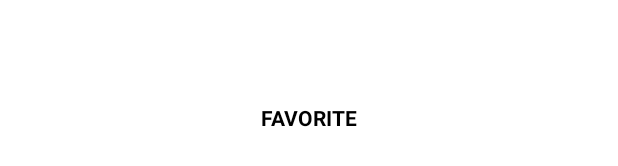
After one commit to azharsh/kotlin-simple-movie, an Android app: the layout notification_badge.xml on its own in the app's theme, with its tools: preview values and no code run, on a phone screen of 412 x 824 dp. The commit adds this screen. Shown: the part 500-666 px from the top of the screen. Run offline under Robolectric (Android 15) with nearby library versions, the phone set to English and light mode, and no system bars; network calls fail.

Commit message:
add badges function

```diff
--- a/app/src/main/java/com/example/simplemovie/ui/fragment/PopularFragment.kt
+++ b/app/src/main/java/com/example/simplemovie/ui/fragment/PopularFragment.kt
@@ -66,6 +66,11 @@ class PopularFragment(private val mainActivity: MainActivity) : BaseFragment(R.l
         }
     }
 
+    override fun onResume() {
+        getLocalData()
+        super.onResume()
+    }
+
 
     override fun onDestroyView() {
         fragmentListBinding = null
--- a/app/src/main/java/com/example/simplemovie/ui/fragment/TopRatedFragment.kt
+++ b/app/src/main/java/com/example/simplemovie/ui/fragment/TopRatedFragment.kt
@@ -64,6 +64,11 @@ class TopRatedFragment(val mainActivity: MainActivity) : BaseFragment(R.layout.f
         }
     }
 
+    override fun onResume() {
+        getLocalData()
+        super.onResume()
+    }
+
     override fun onDestroyView() {
         fragmentListBinding = null
         super.onDestroyView()
--- /dev/null
+++ b/app/src/main/res/drawable/round_shape.xml
@@ -0,0 +1,7 @@
+<?xml version="1.0" encoding="utf-8"?>
+<shape
+    xmlns:android="http://schemas.android.com/apk/res/android"
+    android:shape="oval">
+    <solid
+        android:color="@color/red"/>
+</shape>
--- /dev/null
+++ b/app/src/main/res/layout/notification_badge.xml
@@ -0,0 +1,28 @@
+<?xml version="1.0" encoding="utf-8"?>
+<RelativeLayout
+    xmlns:android="http://schemas.android.com/apk/res/android"
+    android:layout_width="match_parent"
+    android:layout_height="match_parent"
+    android:gravity="center">
+
+    <TextView
+        android:id="@+id/text_notif"
+        android:layout_width="15dp"
+        android:layout_height="15dp"
+        android:visibility="gone"
+        android:background="@drawable/round_shape"
+        android:gravity="center"
+        android:layout_toRightOf="@+id/text_favorite"
+        android:textColor="@color/white"
+        android:textSize="10sp"/>
+
+    <TextView
+        android:id="@+id/text_favorite"
+        android:text="FAVORITE"
+        android:textColor="@color/black"
+        android:textStyle="bold"
+        android:layout_width="wrap_content"
+        android:layout_height="wrap_content"
+        />
+
+</RelativeLayout>
--- a/app/src/main/res/values/colors.xml
+++ b/app/src/main/res/values/colors.xml
@@ -7,4 +7,5 @@
     <color name="teal_700">#FF018786</color>
     <color name="black">#FF000000</color>
     <color name="white">#FFFFFFFF</color>
+    <color name="red">#BE4545</color>
 </resources>
```
Also changed, not shown: app/src/main/java/com/example/simplemovie/ui/DetailActivity.kt (+46 -7 lines), app/src/main/java/com/example/simplemovie/ui/MainActivity.kt (+33 -0 lines), app/src/main/java/com/example/simplemovie/ui/fragment/FavouriteFragment.kt (+14 -2 lines).
